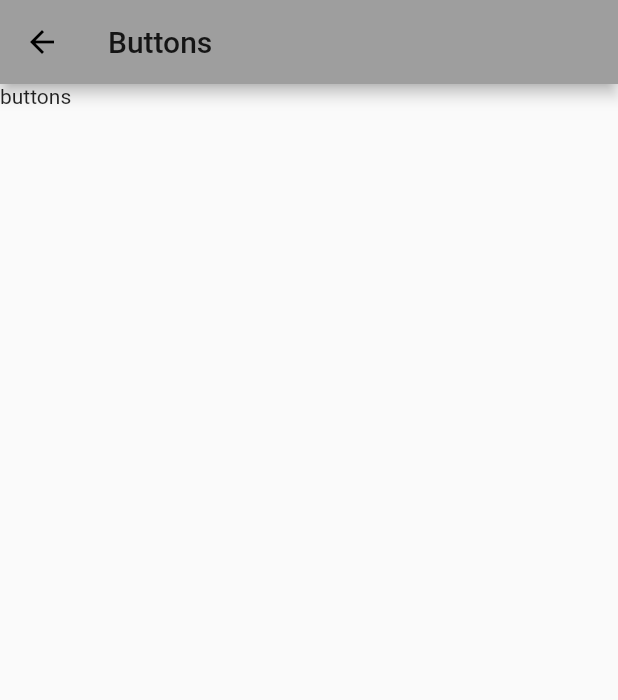
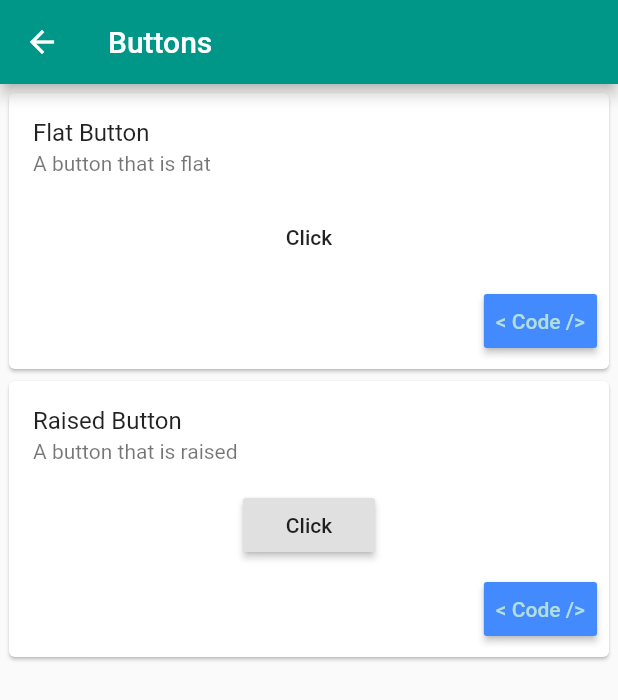
Before and after one commit to Adrieldf/allthewidgets, a Flutter app: the screen it shows after launch, in the side drawer, after a tap on "Buttons", on a phone screen of 412 x 824 dp. Shown: the top 700 px of the screen. Run offline on Flutter 3.47's test engine with Material 2 defaults, Android fonts, the phone set to English and light mode, and no system bars.

Commit message:
generic widget, added buttons and other changes

```diff
--- a/lib/buttons/buttonsPage.dart
+++ /dev/null
@@ -1,14 +0,0 @@
-
-import 'package:flutter/material.dart';
-
-class ButtonsPage extends StatelessWidget {
-  @override
-  Widget build(BuildContext context) {
-    return Scaffold(
-      appBar: AppBar(
-        title: Text("Buttons"),
-      ),
-      body: Text("buttons"),
-    );
-  }
-}
--- /dev/null
+++ b/lib/cards/cardWithCodeButton.dart
@@ -0,0 +1,55 @@
+import 'package:flutter/material.dart';
+
+class CardWithCodeButton extends StatelessWidget {
+  final Widget widget;
+  final String name;
+  final String description;
+  final String code;
+
+  CardWithCodeButton({this.widget, this.name, this.description, this.code});
+
+  @override
+  Widget build(BuildContext context) {
+    return Card(
+        child: Column(
+      mainAxisSize: MainAxisSize.min,
+      children: <Widget>[
+        ListTile(
+          title: Text(this.name),
+          subtitle: Text(this.description),
+        ),
+        this.widget,
+        ButtonBar(
+          children: <Widget>[
+            RaisedButton(
+              color: Theme.of(context).accentColor,
+              textColor: Theme.of(context).primaryColorLight,
+              child: Text('< Code />'),
+              onPressed: () {
+                this.showCode(context);
+              },
+            ),
+          ],
+        ),
+      ],
+    ));
+  }
+
+  Future<void> showCode(BuildContext context) {
+    return showDialog<void>(
+      context: context,
+      builder: (BuildContext context) {
+        return AlertDialog(
+            title: Text(this.name),
+            content: Container(
+              margin: EdgeInsets.all(10),
+              color: Colors.white,
+              child: Row(
+                crossAxisAlignment: CrossAxisAlignment.center,
+                children: <Widget>[Text(this.code)],
+              ),
+            ));
+      },
+    );
+  }
+}
--- a/lib/main.dart
+++ b/lib/main.dart
@@ -1,4 +1,4 @@
-import 'package:allthewidgets/buttons/buttonsPage.dart';
+import 'package:allthewidgets/pages/buttonsPage.dart';
 import 'package:flutter/material.dart';
 
 void main() => runApp(MyApp());
@@ -10,8 +10,8 @@ class MyApp extends StatelessWidget {
     return MaterialApp(
       title: 'All the Widgets',
       theme: ThemeData(
-        primarySwatch: Colors.grey,
-        accentColor: Colors.amberAccent,
+        primarySwatch: Colors.teal,
+        accentColor: Colors.blueAccent,
       ),
       home: MyHomePage(title: 'All the Widgets'),
     );
--- /dev/null
+++ b/lib/pages/buttonsPage.dart
@@ -0,0 +1,36 @@
+import 'package:allthewidgets/cards/cardWithCodeButton.dart';
+import 'package:flutter/material.dart';
+
+class ButtonsPage extends StatelessWidget {
+  @override
+  Widget build(BuildContext context) {
+    return Scaffold(
+      appBar: AppBar(
+        title: Text("Buttons"),
+      ),
+      body: ListView(
+        padding: EdgeInsets.all(2),
+        children: <Widget>[
+         CardWithCodeButton(
+           widget: FlatButton(
+             child: Text("Click"),
+             onPressed:() {},
+           ),
+           name: "Flat Button",
+           description: "A button that is flat",
+           code: "FlatButton(\n child: Text('Click'), \n onPressed:() {}\n )",
+         ),
+         CardWithCodeButton(
+           widget: RaisedButton(
+             child: Text("Click"),
+             onPressed:() {},
+           ),
+           name: "Raised Button",
+           description: "A button that is raised",
+           code: "RaisedButton(\n child: Text('Click'), \n onPressed:() {}\n )",
+         )
+        ],
+      ),
+    );
+  }
+}
```
